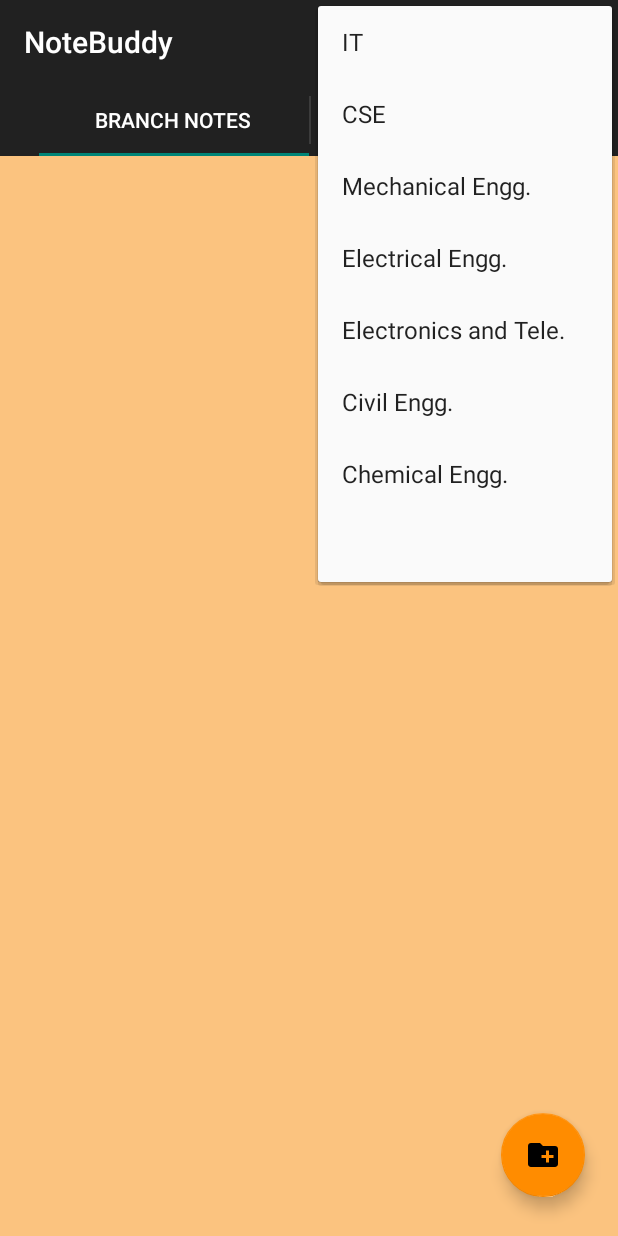
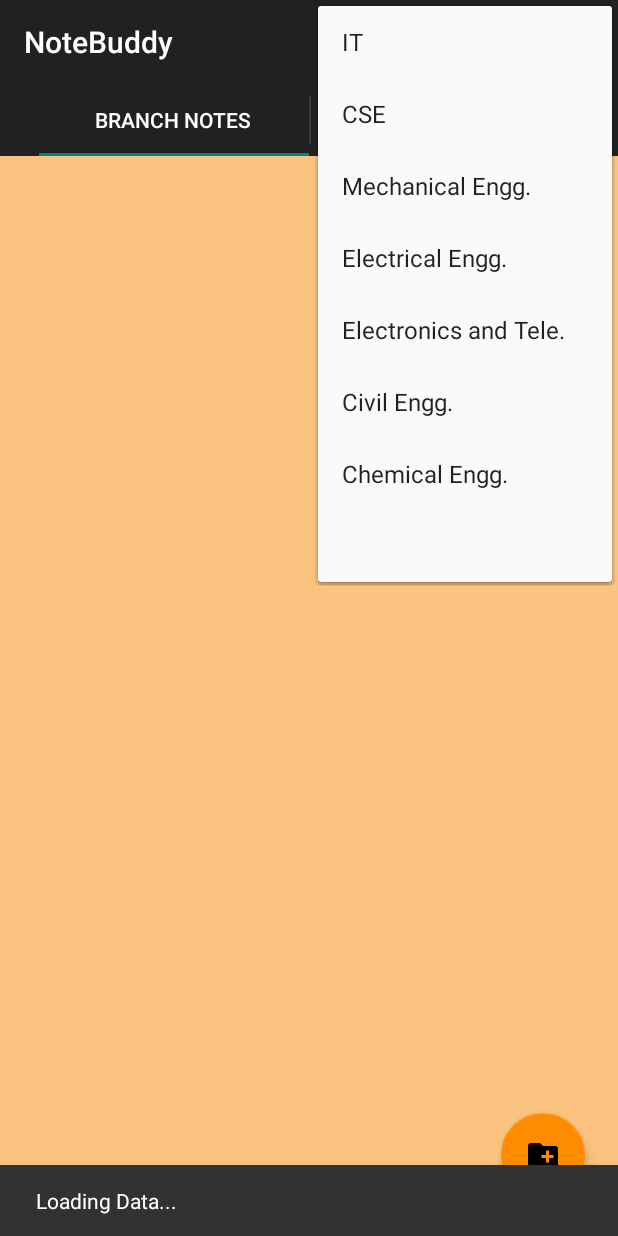
Before and after one commit to 20Aditya/NoteBuddy, an Android app: the BranchFragment screen opened directly, with no data from a screen before it, with the options menu open, on a phone screen of 412 x 824 dp. Run offline under Robolectric (Android 15) with nearby library versions, the phone set to English and light mode, and no system bars; our stand-ins replace Firebase (no records; nobody signed in at launch, a user with empty details on screens opened directly); libraries missing offline, so code that uses them is left out: com.firebase.client; 5 statements that could not run were skipped.

Commit message:
Improvements in User Experience

```diff
--- a/app/src/main/java/com/example/aditya/notebuddy/AddNoteActivity.java
+++ b/app/src/main/java/com/example/aditya/notebuddy/AddNoteActivity.java
@@ -8,6 +8,7 @@ import android.os.Build;
 import android.provider.Settings;
 import android.provider.SyncStateContract;
 import android.support.annotation.NonNull;
+import android.support.design.widget.Snackbar;
 import android.support.design.widget.TextInputEditText;
 import android.support.design.widget.TextInputLayout;
 import android.support.v4.content.ContextCompat;
@@ -150,6 +151,10 @@ public class AddNoteActivity extends AppCompatActivity implements View.OnClickLi
                     @Override
                     public void onProgress(UploadTask.TaskSnapshot taskSnapshot) {
                         double progress = (100.0 * taskSnapshot.getBytesTransferred()) / taskSnapshot.getTotalByteCount();
+                        Snackbar snackbar = Snackbar
+                                .make(findViewById(R.id.linear),(int)progress + "% Uploading...", Snackbar.LENGTH_LONG);
+                        snackbar.show();
+
                     }
                 });
 
--- a/app/src/main/java/com/example/aditya/notebuddy/BranchFragment.java
+++ b/app/src/main/java/com/example/aditya/notebuddy/BranchFragment.java
@@ -6,6 +6,7 @@ import android.content.Context;
 import android.content.Intent;
 import android.net.Uri;
 import android.os.Bundle;
+import android.provider.ContactsContract;
 import android.support.design.widget.Snackbar;
 import android.support.v4.app.Fragment;
 import android.util.Log;
@@ -23,6 +24,8 @@ import android.widget.AdapterView;
 import android.widget.ArrayAdapter;
 import android.widget.EditText;
 import android.widget.ListView;
+import android.widget.ProgressBar;
+import android.widget.RelativeLayout;
 import android.widget.TextView;
 
 import com.firebase.client.ChildEventListener;
@@ -57,6 +60,8 @@ public class BranchFragment extends Fragment {
     private String mParam1;
     private String mParam2;
 
+    ProgressBar progressBar;
+
     private OnFragmentInteractionListener mListener;
 
     FloatingActionButton fab;
@@ -64,6 +69,7 @@ public class BranchFragment extends Fragment {
     Firebase reference;
     ArrayList<String> notes = new ArrayList<>();
     String year;
+    RelativeLayout rootview;
 
     public BranchFragment() {
         // Required empty public constructor
@@ -100,10 +106,12 @@ public class BranchFragment extends Fragment {
     }
 
     @Override
-    public View onCreateView(final LayoutInflater inflater, ViewGroup container,
+    public View onCreateView(final LayoutInflater inflater, final ViewGroup container,
                              Bundle savedInstanceState) {
         // Inflate the layout for this fragment
-        View view = inflater.inflate(R.layout.fragment_branch, container, false);
+        final View view = inflater.inflate(R.layout.fragment_branch, container, false);
+
+        rootview = (RelativeLayout)view.findViewById(R.id.branch);
 
 
         year = getActivity().getIntent().getStringExtra(Utilities.Year);
@@ -130,6 +138,8 @@ public class BranchFragment extends Fragment {
 
 
         reference.addListenerForSingleValueEvent(new ValueEventListener() {
+
+
             @Override
             public void onDataChange(DataSnapshot dataSnapshot) {
                 for(DataSnapshot datas: dataSnapshot.getChildren()) {
@@ -137,6 +147,7 @@ public class BranchFragment extends Fragment {
                     Log.d("List","datas=" + datas.child("Title").getValue().toString());
                     notes.add(key);
                 }
+
                 final ArrayAdapter<String> adapter = new ArrayAdapter<String>(getActivity().getApplicationContext(), android.R.layout.simple_list_item_1, notes);
                 list.setAdapter(adapter);
 
--- a/app/src/main/java/com/example/aditya/notebuddy/MainActivity.java
+++ b/app/src/main/java/com/example/aditya/notebuddy/MainActivity.java
@@ -2,6 +2,7 @@ package com.example.aditya.notebuddy;
 
 import android.content.Context;
 import android.content.Intent;
+import android.support.design.widget.Snackbar;
 import android.support.v7.app.ActionBar;
 import android.app.Activity;
 import android.app.FragmentTransaction;
@@ -48,6 +49,9 @@ public class MainActivity extends AppCompatActivity implements ActionBar.TabList
         mAdapter = new TabsPagerAdapter(getSupportFragmentManager());
 
 
+        Snackbar snackbar = Snackbar
+                .make(viewPager,"Loading Data...", Snackbar.LENGTH_SHORT);
+        snackbar.show();
 
         viewPager.setAdapter(mAdapter);
         actionBar.setHomeButtonEnabled(false);
--- a/app/src/main/res/layout/activity_add_note.xml
+++ b/app/src/main/res/layout/activity_add_note.xml
@@ -6,6 +6,7 @@
     android:background="#ffffff"
     android:orientation="vertical"
     android:padding="16dp"
+    android:id="@+id/linear"
     >
 
     <android.support.design.widget.TextInputLayout
--- a/app/src/main/res/layout/activity_view_note.xml
+++ b/app/src/main/res/layout/activity_view_note.xml
@@ -6,7 +6,8 @@
     android:layout_height="match_parent"
     tools:context="com.example.aditya.notebuddy.ViewNoteActivity"
     android:orientation="vertical"
-    android:background="#ffffff">
+    android:background="#ffffff"
+    android:id="@+id/linearlayout">
 
     <LinearLayout
         android:layout_width="match_parent"
--- a/app/src/main/res/layout/fragment_branch.xml
+++ b/app/src/main/res/layout/fragment_branch.xml
@@ -5,7 +5,8 @@
     android:layout_height="match_parent"
     android:orientation="vertical"
     android:background="#FBC37F"
-    android:tag="Branch">
+    android:tag="Branch"
+    android:id="@+id/branch">
 
     <ListView
         android:layout_width="match_parent"
```
Also changed, not shown: app/src/main/java/com/example/aditya/notebuddy/ViewNoteActivity.java (+12 -0 lines).
